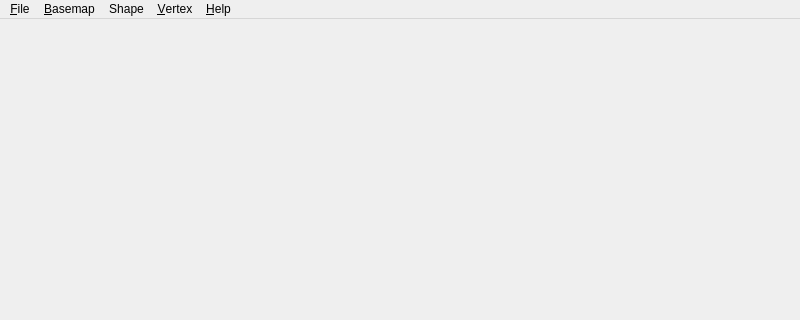
First picture: the form in src/pyqt_roi_editor/mainwindow.ui, repository rocky-star/pyqt-roi-editor, before the edit; both pictures show x 0 to 800 and y 0 to 320 of the 800 by 600 pixel window.
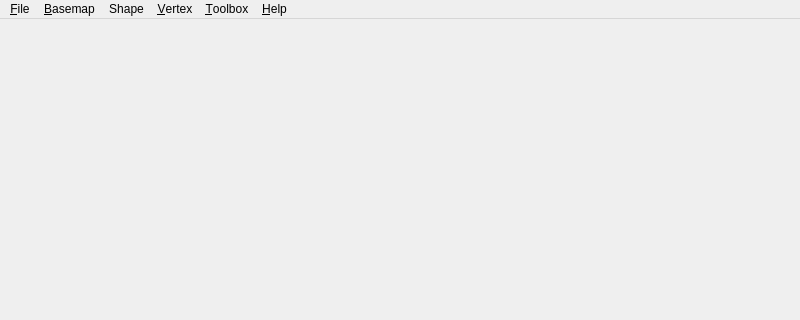
Second picture: the form after the edit.

Patch:
```diff
--- a/src/pyqt_roi_editor/mainwindow.ui
+++ b/src/pyqt_roi_editor/mainwindow.ui
@@ -69,10 +69,19 @@
     <addaction name="action_about"/>
     <addaction name="action_about_qt"/>
    </widget>
+   <widget class="QMenu" name="menu_toolbox">
+    <property name="title">
+     <string>&amp;Toolbox</string>
+    </property>
+    <addaction name="action_selection_tool"/>
+    <addaction name="action_hand_tool"/>
+    <addaction name="action_zoom_tool"/>
+   </widget>
    <addaction name="menu_file"/>
    <addaction name="menu_basemap"/>
    <addaction name="menu_shape"/>
    <addaction name="menu_vertex"/>
+   <addaction name="menu_toolbox"/>
    <addaction name="menu_help"/>
   </widget>
   <widget class="QStatusBar" name="statusbar"/>
```
Left out of the diff: 27 changed lines with no effect on the pictures.
